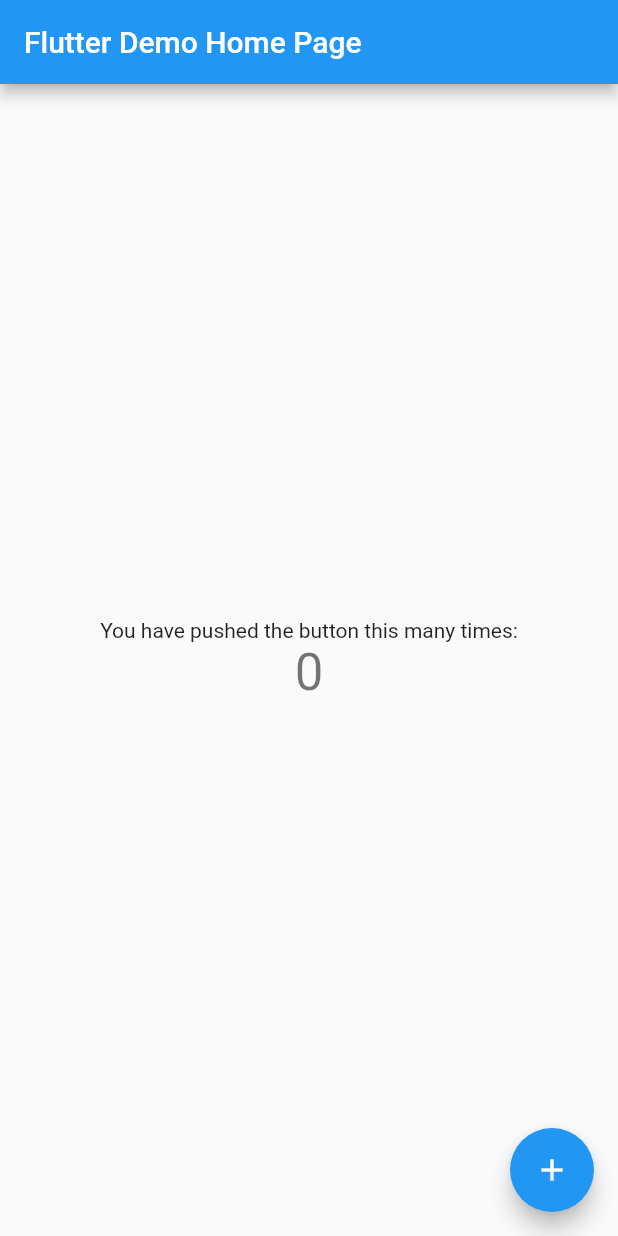
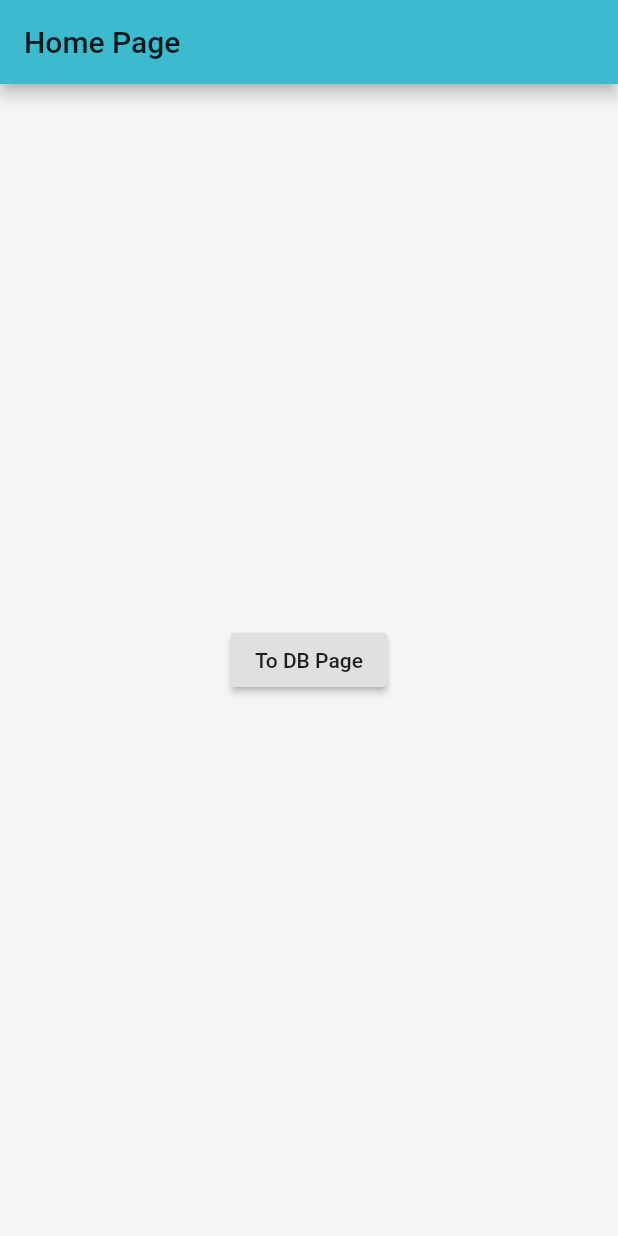
Before and after one commit to raycheli/piggy, a Flutter app: the screen it shows after launch, on a phone screen of 412 x 824 dp. Run offline on Flutter 3.47's test engine with Material 2 defaults, Android fonts, the phone set to English and light mode, and no system bars; our stand-ins replace flutter_masked_text, sqflite; accounts and stored records are empty.

Commit message:
added db functionality and models (wip)

```diff
--- a/app/lib/main.dart
+++ b/app/lib/main.dart
@@ -1,117 +1,41 @@
 import 'package:flutter/material.dart';
+import './screens/dbscreen.dart';
 
-void main() {
-  runApp(MyApp());
-}
+void main() => runApp(MyApp());
 
 class MyApp extends StatelessWidget {
-  // This widget is the root of your application.
   @override
   Widget build(BuildContext context) {
     return MaterialApp(
-      title: 'Flutter Demo',
+      title: 'Budget App',
+      debugShowCheckedModeBanner: false,
       theme: ThemeData(
-        // This is the theme of your application.
-        //
-        // Try running your application with "flutter run". You'll see the
-        // application has a blue toolbar. Then, without quitting the app, try
-        // changing the primarySwatch below to Colors.green and then invoke
-        // "hot reload" (press "r" in the console where you ran "flutter run",
-        // or simply save your changes to "hot reload" in a Flutter IDE).
-        // Notice that the counter didn't reset back to zero; the application
-        // is not restarted.
-        primarySwatch: Colors.blue,
-        // This makes the visual density adapt to the platform that you run
-        // the app on. For desktop platforms, the controls will be smaller and
-        // closer together (more dense) than on mobile platforms.
-        visualDensity: VisualDensity.adaptivePlatformDensity,
+        primaryColor: Color(0xFF3EBACE),
+        accentColor: Color(0xFFD8ECF1),
+        scaffoldBackgroundColor: Color(0xFFF3F5F7),
       ),
-      home: MyHomePage(title: 'Flutter Demo Home Page'),
+      home: MyHomePage(),
     );
   }
 }
 
-class MyHomePage extends StatefulWidget {
-  MyHomePage({Key key, this.title}) : super(key: key);
-
-  // This widget is the home page of your application. It is stateful, meaning
-  // that it has a State object (defined below) that contains fields that affect
-  // how it looks.
-
-  // This class is the configuration for the state. It holds the values (in this
-  // case the title) provided by the parent (in this case the App widget) and
-  // used by the build method of the State. Fields in a Widget subclass are
-  // always marked "final".
-
-  final String title;
-
-  @override
-  _MyHomePageState createState() => _MyHomePageState();
-}
-
-class _MyHomePageState extends State<MyHomePage> {
-  int _counter = 0;
-
-  void _incrementCounter() {
-    setState(() {
-      // This call to setState tells the Flutter framework that something has
-      // changed in this State, which causes it to rerun the build method below
-      // so that the display can reflect the updated values. If we changed
-      // _counter without calling setState(), then the build method would not be
-      // called again, and so nothing would appear to happen.
-      _counter++;
-    });
-  }
-
+class MyHomePage extends StatelessWidget {
   @override
   Widget build(BuildContext context) {
-    // This method is rerun every time setState is called, for instance as done
-    // by the _incrementCounter method above.
-    //
-    // The Flutter framework has been optimized to make rerunning build methods
-    // fast, so that you can just rebuild anything that needs updating rather
-    // than having to individually change instances of widgets.
     return Scaffold(
-      appBar: AppBar(
-        // Here we take the value from the MyHomePage object that was created by
-        // the App.build method, and use it to set our appbar title.
-        title: Text(widget.title),
-      ),
-      body: Center(
-        // Center is a layout widget. It takes a single child and positions it
-        // in the middle of the parent.
-        child: Column(
-          // Column is also a layout widget. It takes a list of children and
-          // arranges them vertically. By default, it sizes itself to fit its
-          // children horizontally, and tries to be as tall as its parent.
-          //
-          // Invoke "debug painting" (press "p" in the console, choose the
-          // "Toggle Debug Paint" action from the Flutter Inspector in Android
-          // Studio, or the "Toggle Debug Paint" command in Visual Studio Code)
-          // to see the wireframe for each widget.
-          //
-          // Column has various properties to control how it sizes itself and
-          // how it positions its children. Here we use mainAxisAlignment to
-          // center the children vertically; the main axis here is the vertical
-          // axis because Columns are vertical (the cross axis would be
-          // horizontal).
-          mainAxisAlignment: MainAxisAlignment.center,
-          children: <Widget>[
-            Text(
-              'You have pushed the button this many times:',
-            ),
-            Text(
-              '$_counter',
-              style: Theme.of(context).textTheme.headline4,
-            ),
-          ],
+        appBar: AppBar(
+          title: Text('Home Page'),
         ),
-      ),
-      floatingActionButton: FloatingActionButton(
-        onPressed: _incrementCounter,
-        tooltip: 'Increment',
-        child: Icon(Icons.add),
-      ), // This trailing comma makes auto-formatting nicer for build methods.
-    );
+        body: Center(
+          child: RaisedButton(
+            child: Text('To DB Page'),
+            onPressed: () {
+              Navigator.push(
+                context,
+                MaterialPageRoute(builder: (context) => DBRoute()),
+              );
+            },
+          ),
+        ));
   }
 }
--- a/app/pubspec.yaml
+++ b/app/pubspec.yaml
@@ -23,6 +23,9 @@ environment:
 dependencies:
   flutter:
     sdk: flutter
+  sqflite:
+  path:
+  flutter_masked_text: ^0.7.0
 
 
   # The following adds the Cupertino Icons font to your application.
```
Also changed, not shown: app/lib/db/dbmanager.dart (added, +73 -0 lines), app/lib/screens/dbscreen.dart (added, +194 -0 lines), app/pubspec.lock.
